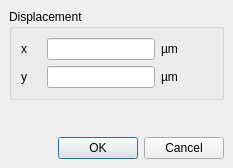
First picture: the form in src/layui/layui/MoveOptionsDialog.ui, repository KLayout/klayout, before the edit.
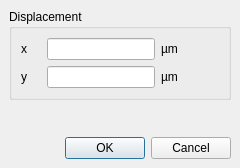
Second picture: the form after the edit.

```diff
--- a/src/layui/layui/MoveOptionsDialog.ui
+++ b/src/layui/layui/MoveOptionsDialog.ui
@@ -6,7 +6,7 @@
    <rect>
     <x>0</x>
     <y>0</y>
-    <width>233</width>
+    <width>240</width>
     <height>168</height>
    </rect>
   </property>
@@ -26,9 +26,6 @@
       <string>Displacement</string>
      </property>
      <layout class="QGridLayout">
-      <property name="margin">
-       <number>9</number>
-      </property>
       <property name="spacing">
        <number>6</number>
       </property>
```
Left out of the diff: 101 changed lines with no effect on the pictures.
